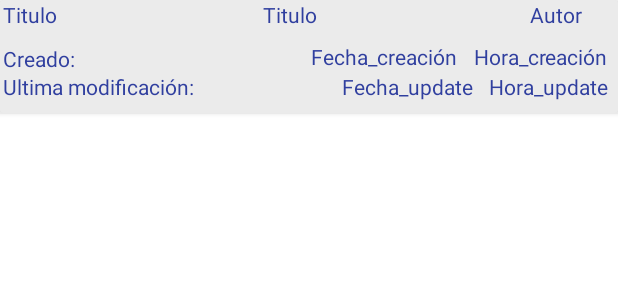
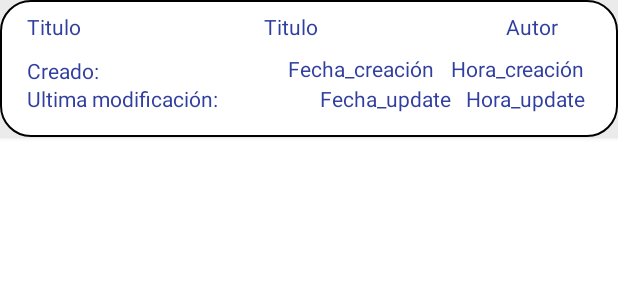
Before and after one commit to nelagalvez1984/AppIncarlopsa, an Android app: the layout cabecera.xml on its own in the app's theme, with its tools: preview values and no code run, on a phone screen of 412 x 824 dp. Shown: the top 300 px of the screen. Run offline under Robolectric (Android 15) with nearby library versions, the light colour scheme and no system bars.

Commit message:
bordes redondeados para cards

```diff
--- /dev/null
+++ b/app/src/main/res/drawable/bordescard.xml
@@ -0,0 +1,7 @@
+<?xml version="1.0" encoding="utf-8"?>
+<shape xmlns:android="http://schemas.android.com/apk/res/android" android:shape="rectangle" >
+    <solid android:color="#ffffff" />
+    <stroke android:width="1dip"
+        android:color="@color/md_black_1000"/>
+    <corners android:radius="20dip"/>
+</shape>
--- a/app/src/main/res/layout/cabecera.xml
+++ b/app/src/main/res/layout/cabecera.xml
@@ -8,7 +8,10 @@
 
     <android.support.constraint.ConstraintLayout
         android:layout_width="match_parent"
-        android:layout_height="wrap_content">
+        android:layout_height="wrap_content"
+        android:background="@drawable/bordescard"
+        android:paddingHorizontal="16dp"
+        android:paddingVertical="8dp">
 
         <TextView
             android:id="@+id/editCabeceraChatFechaActualizacion"
```
Also changed, not shown: app/src/main/res/layout/activity_vcabecera_chat.xml (+4 -4 lines), app/src/main/res/layout/activity_vcabecera_publicacion.xml (+8 -4 lines).
